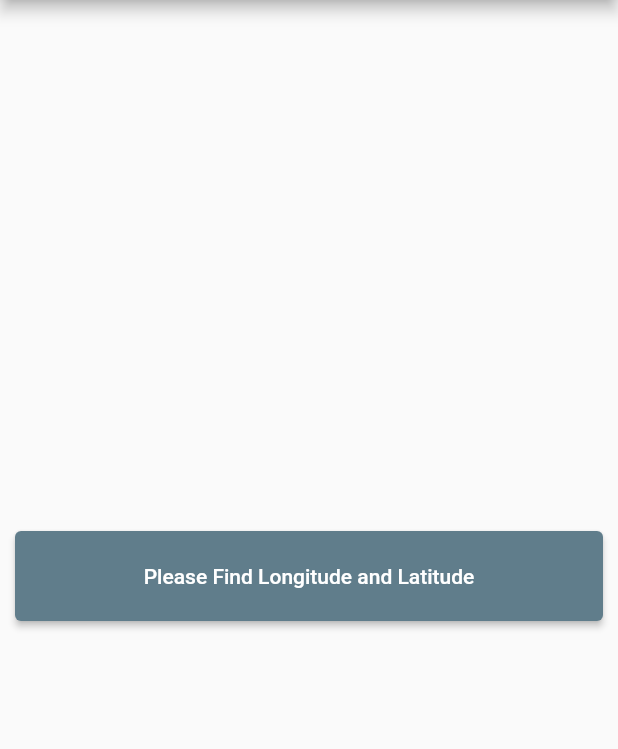
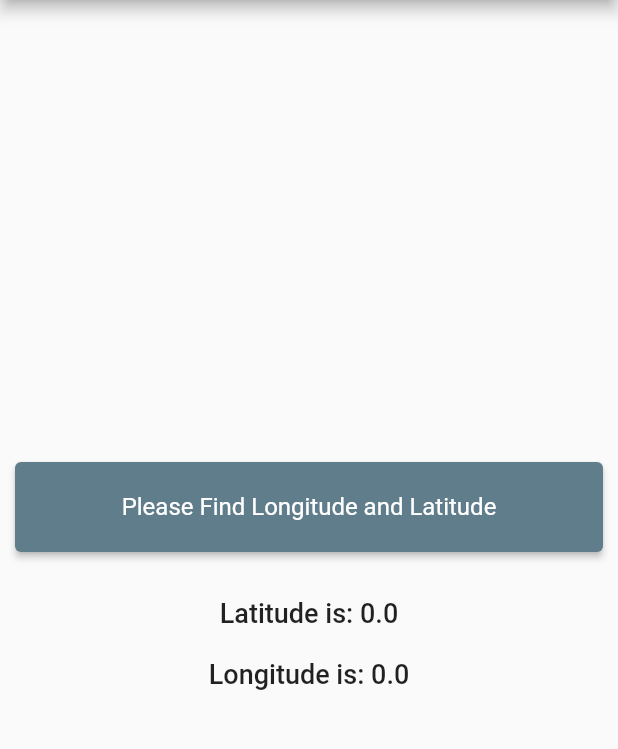
Before and after one commit to KamranAkbarKami/flutter_geolocation, a Flutter app: the screen it shows after launch, on a phone screen of 412 x 824 dp, the part 84-833 px from its top. Run offline on Flutter 3.47's test engine with Material 2 defaults, Android fonts, the phone set to English and light mode, and no system bars; our stand-ins replace geolocator, get.

Commit message:
GeoLocation Plugin Functionality Added.

```diff
--- a/lib/screen/geolocation_functionality_screen.dart
+++ b/lib/screen/geolocation_functionality_screen.dart
@@ -14,6 +14,9 @@ class GeolocationFunctionalityScreen extends StatefulWidget {
 
 class _GeolocationFunctionalityScreenState
     extends State<GeolocationFunctionalityScreen> {
+  double longitude = 0.0;
+  double latitude = 0.0;
+
   // Function for Getting Latitude and Longitude using Geo locator Plugin
   void getCurrentPosition() async {
     //Permission
@@ -30,6 +33,10 @@ class _GeolocationFunctionalityScreenState
       //Get Current Position with Location Accuracy from best to low
       Position currentPosition = await Geolocator.getCurrentPosition(
           desiredAccuracy: LocationAccuracy.best);
+      setState(() {
+        longitude = currentPosition.longitude;
+        latitude = currentPosition.latitude;
+      });
       log("Longitude: ${currentPosition.longitude}");
       log("Latitude: ${currentPosition.latitude}");
     }
@@ -60,8 +67,24 @@ class _GeolocationFunctionalityScreenState
                 },
                 style: ElevatedButton.styleFrom(
                     fixedSize: Size(context.width * 0.8, 60)),
-                child: const Text("Please Find Longitude and Latitude"),
-              )
+                child: const Text(
+                  "Please Find Longitude and Latitude",
+                  style: buttonTextStyle,
+                ),
+              ),
+              const SizedBox(
+                height: 30,
+              ),
+              Text(
+                "Latitude is: ${latitude.toString()}",
+                textAlign: TextAlign.center,
+                style: customTextStyle,
+              ),
+              const SizedBox(
+                height: 20,
+              ),
+              Text("Longitude is: ${longitude.toString()}",
+                  textAlign: TextAlign.center, style: customTextStyle),
             ],
           ),
         ),
@@ -69,3 +92,8 @@ class _GeolocationFunctionalityScreenState
     );
   }
 }
+
+const TextStyle customTextStyle =
+    TextStyle(fontSize: 18, fontWeight: FontWeight.w500);
+const TextStyle buttonTextStyle =
+    TextStyle(fontSize: 16, fontWeight: FontWeight.w400, color: Colors.white);
```
Also changed, not shown: 1 other file.
